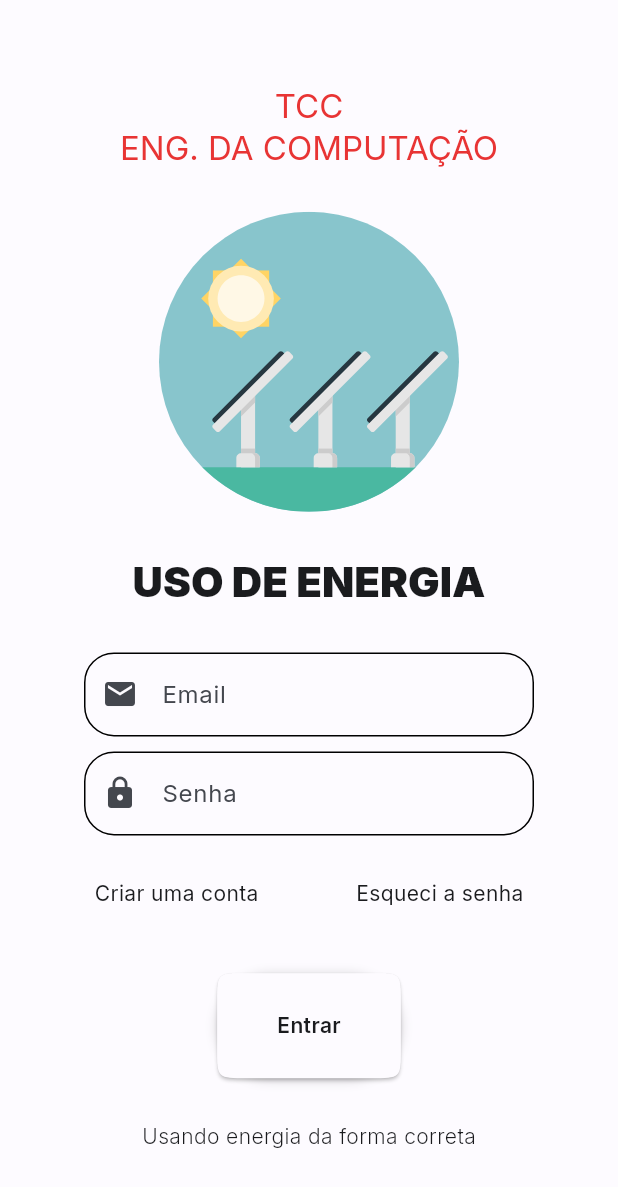
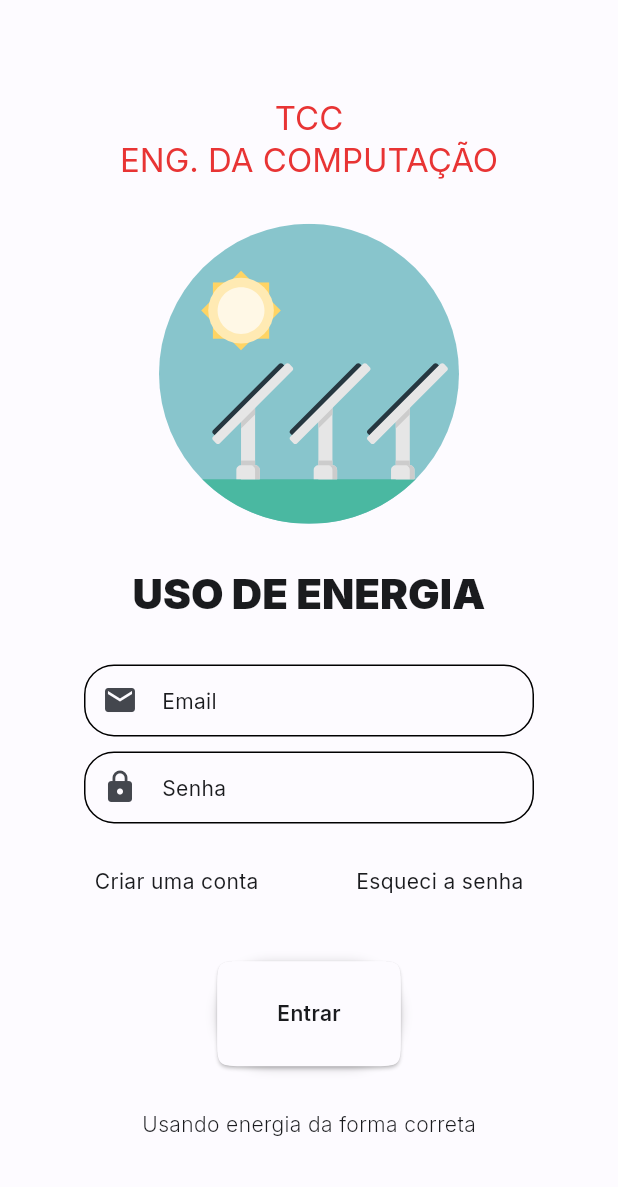
Before and after one commit to BrunoAlm/powertrack, a Flutter app: the screen it shows after launch, on a phone screen of 412 x 824 dp. Shown: the top 1187 px of the screen. Run offline on Flutter 3.47's test engine with Material 2 defaults, Android fonts, the phone set to English and light mode, and no system bars; our stand-ins replace appwrite, flutter_modular, flutter_svg, google_fonts, image_picker; accounts and stored records are empty; network calls fail.

Commit message:
fix layout

```diff
--- a/lib/src/app/presenters/ui/atom/custom_text_form_field.dart
+++ b/lib/src/app/presenters/ui/atom/custom_text_form_field.dart
@@ -29,7 +29,8 @@ class _CustomTextFormFieldState extends State<CustomTextFormField> {
   Widget build(BuildContext context) {
     return TextFormField(
       controller: widget.controller,
-      cursorWidth: 5,
+      cursorWidth: 3,
+      cursorColor: Theme.of(context).colorScheme.onSurfaceVariant,
       obscureText: widget.obscureText,
       textInputAction: widget.inputAction,
       onFieldSubmitted: widget.onSubmit,
@@ -39,7 +40,9 @@ class _CustomTextFormFieldState extends State<CustomTextFormField> {
           maxWidth: widget.maxWidth,
           maxHeight: widget.maxHeight,
         ),
+        contentPadding: const EdgeInsets.all(6),
         hintText: widget.hintText,
+        hintStyle: Theme.of(context).textTheme.bodyMedium,
         enabledBorder: OutlineInputBorder(
           borderRadius: BorderRadius.circular(20),
         ),
--- a/lib/src/app/presenters/ui/atom/individual_equipment_card.dart
+++ b/lib/src/app/presenters/ui/atom/individual_equipment_card.dart
@@ -27,7 +27,7 @@ class IndividualEquipmentCard extends StatelessWidget {
         child: Padding(
           padding: const EdgeInsets.symmetric(vertical: 8.0, horizontal: 10),
           child: SizedBox(
-            height: 150,
+            height: 120,
             width: 140,
             child: Column(
               crossAxisAlignment: CrossAxisAlignment.start,
--- a/lib/src/app/presenters/ui/atom/user_info_appbar.dart
+++ b/lib/src/app/presenters/ui/atom/user_info_appbar.dart
@@ -41,7 +41,7 @@ class UserInfoAppBar extends StatelessWidget {
                 ),
                 Text(
                   user.email,
-                  style: Theme.of(context).textTheme.bodyLarge,
+                  style: Theme.of(context).textTheme.bodyMedium,
                 ),
               ],
             ),
```
